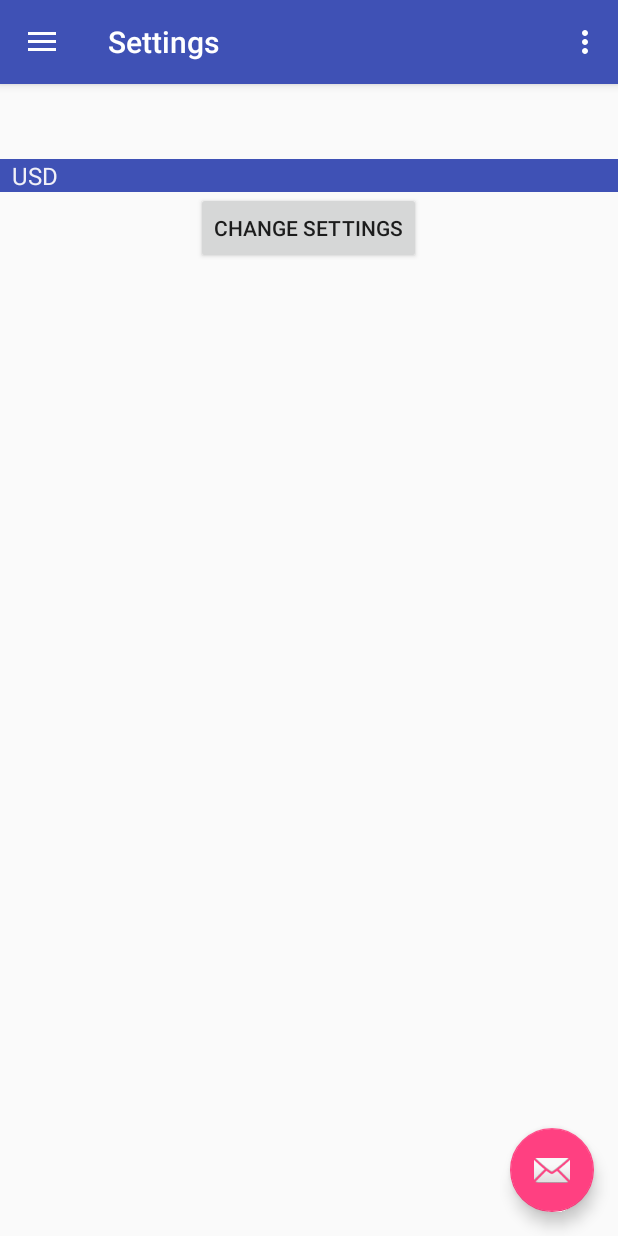
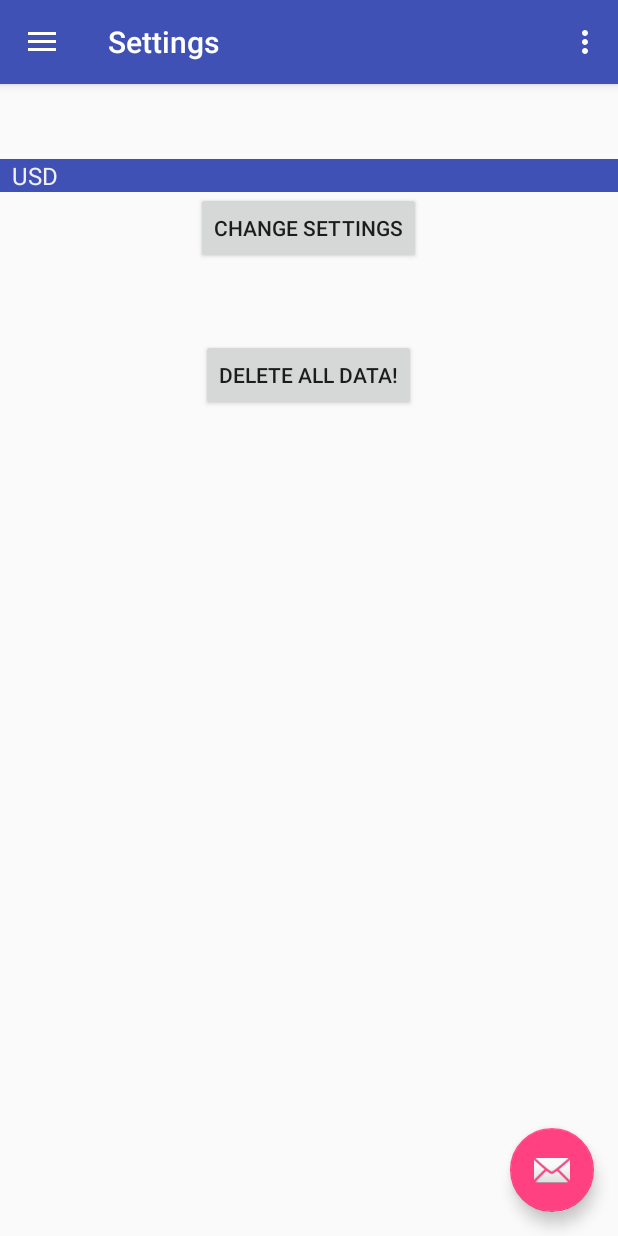
Before and after one commit to vsostaric/wallet-log, an Android app: the screen it shows after launch (MainActivity), in the options menu, after a tap on "Settings", on a phone screen of 412 x 824 dp. Run offline under Robolectric (Android 15) with nearby library versions, the phone set to English and light mode, and no system bars.

Commit message:
add delete data option to settings

```diff
--- a/app/src/main/java/com/example/vladimirsostaric/walletlog/MainActivity.java
+++ b/app/src/main/java/com/example/vladimirsostaric/walletlog/MainActivity.java
@@ -178,4 +178,10 @@ public class MainActivity extends AppCompatActivity
 
     }
 
+    public void deleteAllData(View view) {
+
+        dbUtils.resetExpenses();
+        dbUtils.resetExpenseTypes();
+
+    }
 }
--- a/app/src/main/res/layout/settings.xml
+++ b/app/src/main/res/layout/settings.xml
@@ -18,9 +18,18 @@
         android:layout_height="wrap_content"
         android:layout_below="@+id/currencySpinner"
         android:layout_centerHorizontal="true"
-        android:layout_marginBottom="53dp"
+        android:layout_marginBottom="50dp"
         android:text="Change settings"
         android:onClick="changeSettings"
         />
 
+    <Button
+        android:layout_width="wrap_content"
+        android:layout_height="wrap_content"
+        android:layout_below="@id/changeSettings"
+        android:layout_centerHorizontal="true"
+        android:onClick="deleteAllData"
+        android:text="Delete All Data!"
+        />
+
 </RelativeLayout>
```
Also changed, not shown: app/src/main/java/com/example/vladimirsostaric/walletlog/utils/DbUtils.java (+15 -0 lines).
